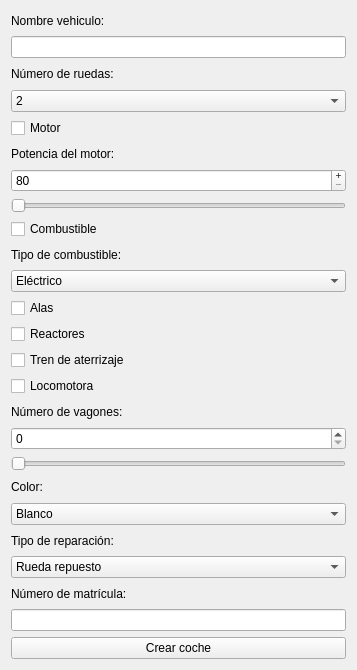
This is crearvehiculoui.ui in dcontt00/ac-practica2 as Qt 5 draws it before an edit. The edited form follows.
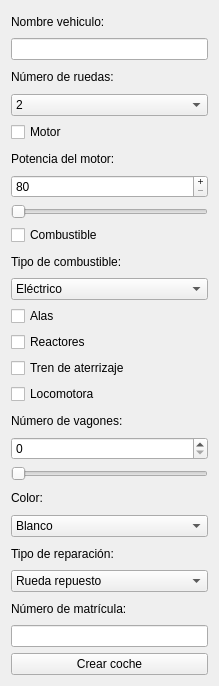
This is the edited form.

What changed in the file:
```diff
--- a/crearvehiculoui.ui
+++ b/crearvehiculoui.ui
@@ -6,8 +6,8 @@
    <rect>
     <x>0</x>
     <y>0</y>
-    <width>357</width>
-    <height>670</height>
+    <width>219</width>
+    <height>686</height>
    </rect>
   </property>
   <property name="windowTitle">
```
